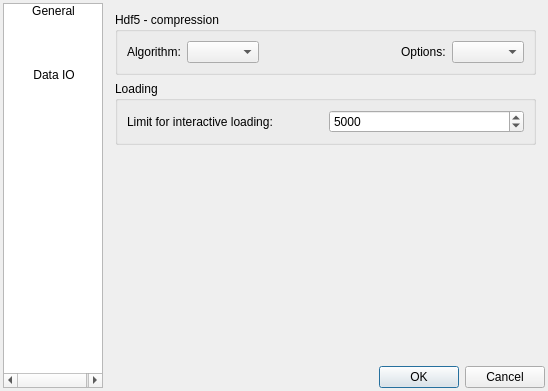
Before: the Qt Designer form cat/gui/prefdialog.ui in manerotoni/afw, drawn with Qt 5.
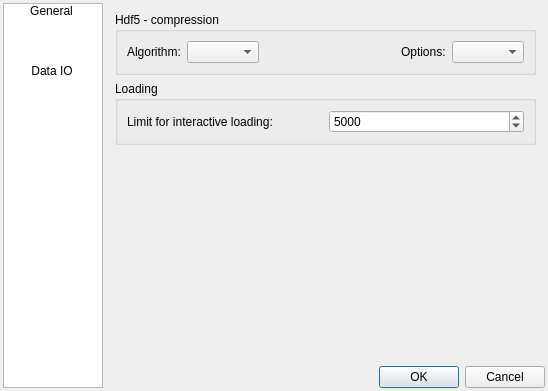
After: the same form once the commit is applied. Icons and pictures are not drawn.

Patch:
```diff
--- a/cat/gui/prefdialog.ui
+++ b/cat/gui/prefdialog.ui
@@ -40,6 +40,9 @@
        <height>16777215</height>
       </size>
      </property>
+     <property name="horizontalScrollBarPolicy">
+      <enum>Qt::ScrollBarAlwaysOff</enum>
+     </property>
      <property name="iconSize">
       <size>
        <width>32</width>
@@ -54,8 +57,8 @@
      </property>
      <property name="gridSize">
       <size>
-       <width>100</width>
-       <height>64</height>
+       <width>96</width>
+       <height>60</height>
       </size>
      </property>
      <property name="viewMode">
```
